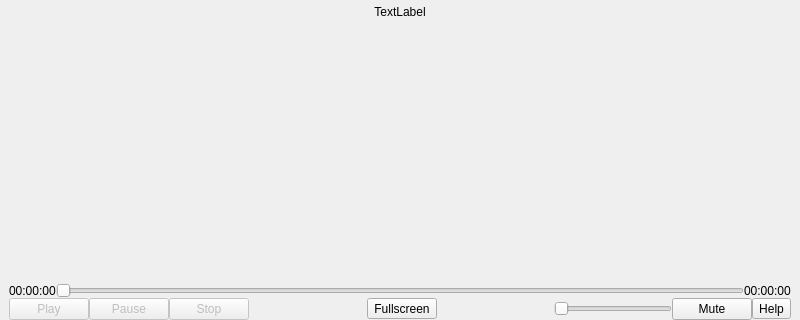
The window that src/player/player.ui (vkohaupt/vokoscreenNG) describes before a commit, drawn with Qt 5; both pictures show x 0 to 800 and y 280 to 600 of the 800 by 600 pixel window.
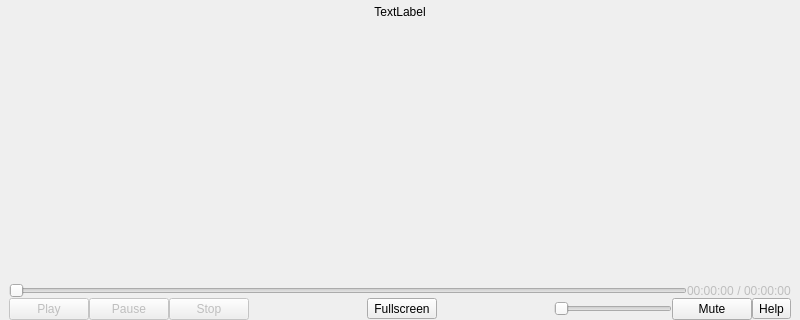
The same window after the commit.

Commit message: player labelduration

What changed in the file:
```diff
--- a/src/player/player.ui
+++ b/src/player/player.ui
@@ -169,22 +169,41 @@
          </property>
          <item>
           <layout class="QHBoxLayout" name="horizontalLayout_2">
-           <item>
-            <widget class="QLabel" name="labelDuration">
-             <property name="text">
-              <string notr="true">00:00:00</string>
-             </property>
-            </widget>
-           </item>
            <item>
             <widget class="QSlider" name="sliderVideo">
+             <property name="enabled">
+              <bool>false</bool>
+             </property>
              <property name="orientation">
               <enum>Qt::Horizontal</enum>
              </property>
             </widget>
            </item>
+           <item>
+            <widget class="QLabel" name="labelDuration">
+             <property name="enabled">
+              <bool>false</bool>
+             </property>
+             <property name="text">
+              <string notr="true">00:00:00</string>
+             </property>
+            </widget>
+           </item>
+           <item>
+            <widget class="QLabel" name="labelSeparator">
+             <property name="enabled">
+              <bool>false</bool>
+             </property>
+             <property name="text">
+              <string notr="true"> / </string>
+             </property>
+            </widget>
+           </item>
            <item>
             <widget class="QLabel" name="labelVideoLenght">
+             <property name="enabled">
+              <bool>false</bool>
+             </property>
              <property name="text">
               <string notr="true">00:00:00</string>
              </property>
```
The commit also changes 1 other file.
